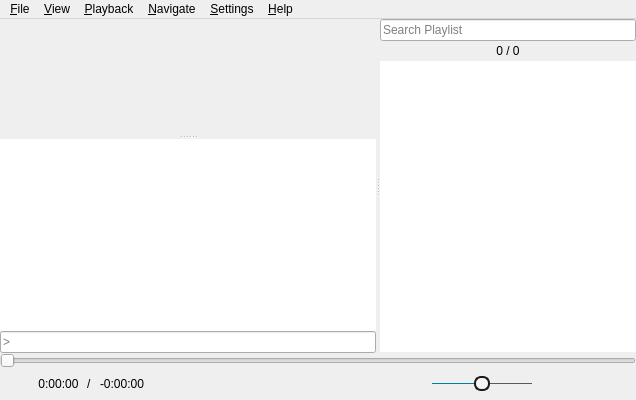
Above: src/player/ui/mainwindow.ui from cloudskytian/sugoi-player-deprecated before the change. Below: the same form after it.
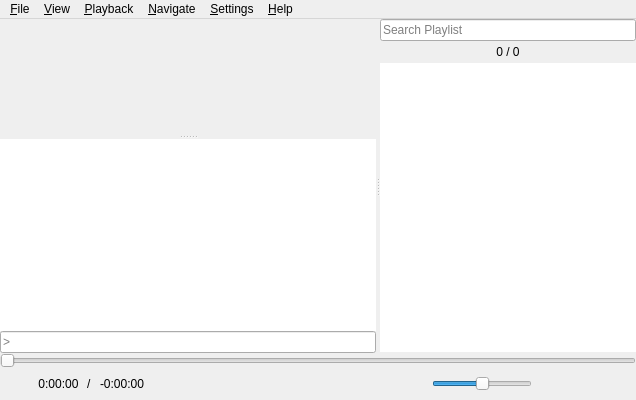
That is the form after the change. Icons and pictures are not drawn. Custom widgets are drawn as their Qt base class.

Diff of the .ui file:
```diff
--- a/src/player/ui/mainwindow.ui
+++ b/src/player/ui/mainwindow.ui
@@ -196,17 +196,7 @@
               <string>Select the Current File</string>
              </property>
              <property name="styleSheet">
-              <string notr="true">QPushButton {
-	padding: 2px;
-	margin: 1px;
-}
-QPushButton:flat {
-    border: none; /* no border for a flat push button */
-}
-QPushButton:flat:pressed {
-	background: #383838;
-	border-radius: 2px;
-}</string>
+              <string notr="true"/>
              </property>
              <property name="icon">
               <iconset resource="../resources.qrc">
@@ -280,17 +270,7 @@
               <string>Refresh Playlist</string>
              </property>
              <property name="styleSheet">
-              <string notr="true">QPushButton {
-	padding: 2px;
-	margin: 1px;
-}
-QPushButton:flat {
-    border: none; /* no border for a flat push button */
-}
-QPushButton:flat:pressed {
-	background: #383838;
-	border-radius: 2px;
-}</string>
+              <string notr="true"/>
              </property>
              <property name="icon">
               <iconset resource="../resources.qrc">
@@ -742,20 +722,7 @@
             <enum>Qt::NoFocus</enum>
            </property>
            <property name="styleSheet">
-            <string notr="true">QSlider::groove:horizontal {
-	background: #5A5A5A;
-	height: 1px;
-}
-QSlider::sub-page:horizontal {
-	background: #008098;
-}
-QSlider::handle:horizontal {
-	background: whitesmoke;
-	border: 2px solid #1A1A1A;
-	border-radius: 7px;
-	margin: -7px 0;
-	width: 12px;
-}</string>
+            <string notr="true"/>
            </property>
            <property name="maximum">
             <number>100</number>
```
